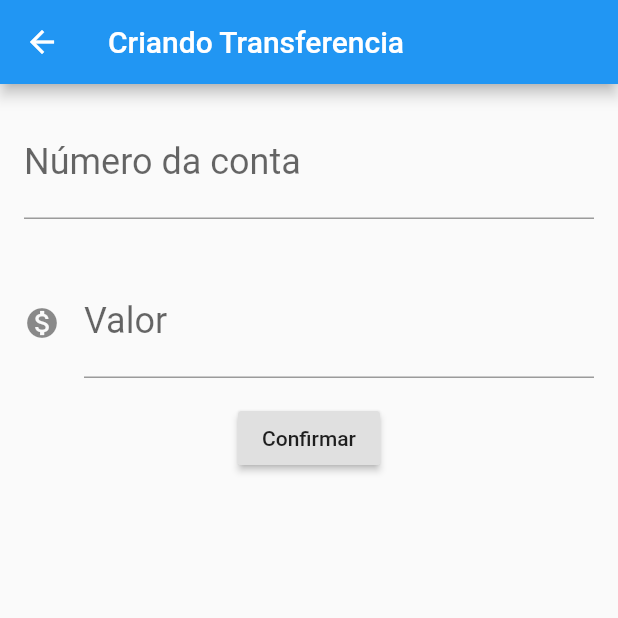
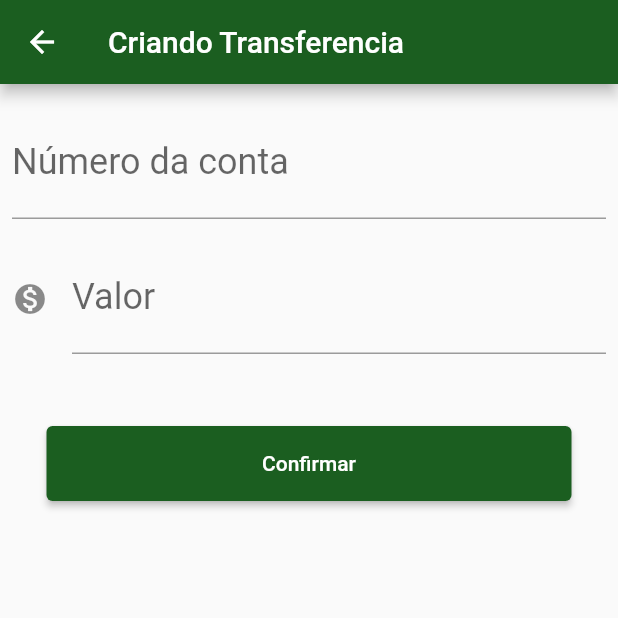
Before and after one commit to matheuSantos-me/ByteBank, a Flutter app: the screen it shows after launch, after a tap on the "add" icon, on a phone screen of 412 x 824 dp, the top half of it. Run offline on Flutter 3.47's test engine with Material 2 defaults, Android fonts, the phone set to English and light mode, and no system bars.

Commit message:
docs: Create theme

```diff
--- a/lib/main.dart
+++ b/lib/main.dart
@@ -8,9 +8,20 @@ class ByteBankApp extends StatelessWidget {
   @override
   Widget build(BuildContext context) {
     return MaterialApp(
-        home: Scaffold(
-      body: ListaTransferencias(),
-    ));
+      theme: ThemeData(
+        primaryColor: Colors.green[900],
+        buttonTheme: ButtonThemeData(
+          height: 50,
+          minWidth: 350,
+          buttonColor: Colors.green[900],
+          textTheme: ButtonTextTheme.primary
+        ),
+        floatingActionButtonTheme: FloatingActionButtonThemeData (
+          backgroundColor: Colors.green[900]
+        )
+      ),
+        home: ListaTransferencias(),
+    );
   }
 }
 
@@ -120,11 +131,14 @@ class FormularioTransferenciaState extends State<FormularioTransferencia> {
               rotulo: 'Valor',
               icone: Icons.monetization_on,
             ),
-            RaisedButton(
-              child: Text('Confirmar'),
-              onPressed: () {
-                _criaTransferencia(context);
-              },
+            Padding(
+              padding: const EdgeInsets.fromLTRB(8.0, 48.0, 8.0, 0),
+              child: RaisedButton(
+                child: Text('Confirmar'),
+                onPressed: () {
+                  _criaTransferencia(context);
+                },
+              ),
             )
           ],
         ),
@@ -154,7 +168,7 @@ class Editor extends StatelessWidget {
   @override
   Widget build(BuildContext context) {
     return Padding(
-      padding: const EdgeInsets.all(16.0),
+      padding: const EdgeInsets.fromLTRB(8.0, 16.0, 8.0, 0),
       child: TextField(
         controller: controlador,
         style: TextStyle(fontSize: 24.0),
```
